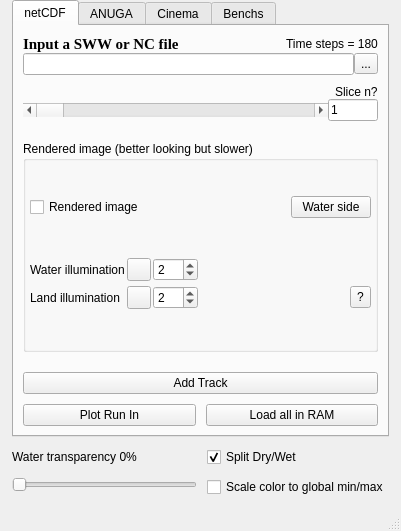
Qt form deps/ui/aquamoto.ui (GenericMappingTools/InteractiveGMT) before a commit.
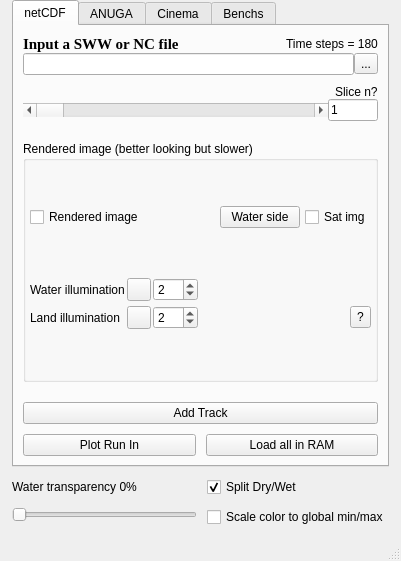
The same form after that commit.

Commit message:
Aquamoto: "Sat img" drapes satellite imagery on the land side
New checkbox under "Water side". The land side's albedo becomes a
GMT.mosaic warped onto the bathymetry's own nodes (aquasat.jl), asked
through one door, _aqua_land_albedo, by the flat composite and the lit
combine. The light is unchanged: still _hs_reflectance per side.
Method 1 takes it as a PBR base-colour texture through a new export,
gmtvtk_pbr_render_offscreen_tex.

Per-layer z scale: sceneZRefFor now uses the layer's own footprint, and
surfGetBounds/add_surface use the layer's own zfac, not the base's.

Patch:
```diff
--- a/deps/ui/aquamoto.ui
+++ b/deps/ui/aquamoto.ui
@@ -7,7 +7,7 @@
     <x>0</x>
     <y>0</y>
     <width>401</width>
-    <height>531</height>
+    <height>561</height>
    </rect>
   </property>
   <property name="windowTitle">
@@ -302,6 +302,22 @@
                </property>
               </widget>
              </item>
+             <item>
+              <widget class="QCheckBox" name="renderedSatImgCheckBox">
+               <property name="sizePolicy">
+                <sizepolicy hsizetype="Fixed" vsizetype="Fixed">
+                 <horstretch>0</horstretch>
+                 <verstretch>0</verstretch>
+                </sizepolicy>
+               </property>
+               <property name="toolTip">
+                <string>&lt;html&gt;Drape SATELLITE IMAGERY on the LAND side instead of colouring its relief. The land is still lit by the same illumination method it already wears — only the colours it multiplies change. Tiles are downloaded once and kept in GMT's cache.&lt;/html&gt;</string>
+               </property>
+               <property name="text">
+                <string>Sat img</string>
+               </property>
+              </widget>
+             </item>
             </layout>
            </item>
            <item>
```
The commit also changes 10 other files.
